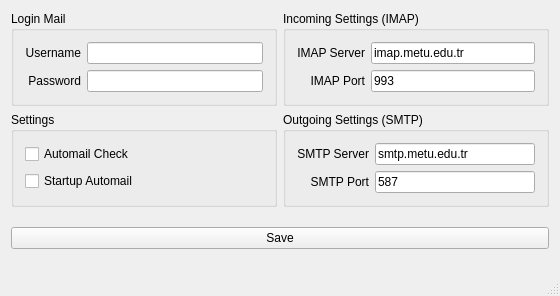
This is src/view.ui in furkantokac/Faunus-Old as Qt 5 draws it before an edit. The edited form follows.
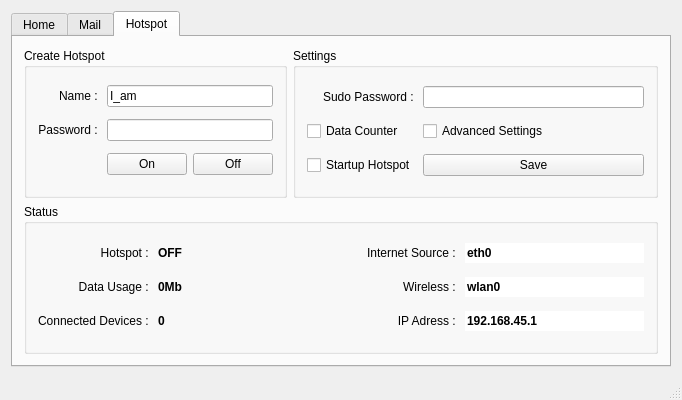
This is the edited form.

Commit message: -Big update- +Hotspot added for Linux +Multi-account support +Code quality improved +Bug fixed

Diff of the .ui file:
```diff
--- a/src/view.ui
+++ b/src/view.ui
@@ -6,8 +6,8 @@
    <rect>
     <x>0</x>
     <y>0</y>
-    <width>560</width>
-    <height>296</height>
+    <width>682</width>
+    <height>400</height>
    </rect>
   </property>
   <property name="windowTitle">
@@ -15,6 +15,144 @@
   </property>
   <widget class="QWidget" name="centralWidget">
    <layout class="QGridLayout" name="gridLayout_2">
+    <item row="0" column="0">
+     <widget class="QTabWidget" name="tabWidget">
+      <property name="currentIndex">
+       <number>2</number>
+      </property>
+      <widget class="QWidget" name="tab_home">
+       <attribute name="title">
+        <string>Home</string>
+       </attribute>
+       <layout class="QGridLayout" name="gridLayout_13">
+        <item row="0" column="1">
+         <widget class="QGroupBox" name="groupBox_home_status">
+          <property name="title">
+           <string>Status</string>
+          </property>
+          <layout class="QGridLayout" name="gridLayout_14">
+           <item row="1" column="1">
+            <widget class="QLabel" name="label_15">
+             <property name="font">
+              <font>
+               <family>Ubuntu</family>
+               <weight>75</weight>
+               <bold>true</bold>
+              </font>
+             </property>
+             <property name="text">
+              <string>ON</string>
+             </property>
+            </widget>
+           </item>
+           <item row="0" column="0">
+            <widget class="QLabel" name="label">
+             <property name="text">
+              <string>Unseen Mail : </string>
+             </property>
+             <property name="alignment">
+              <set>Qt::AlignRight|Qt::AlignTrailing|Qt::AlignVCenter</set>
+             </property>
+            </widget>
+           </item>
+           <item row="1" column="0">
+            <widget class="QLabel" name="label_14">
+             <property name="text">
+              <string>Hotspot : </string>
+             </property>
+             <property name="alignment">
+              <set>Qt::AlignRight|Qt::AlignTrailing|Qt::AlignVCenter</set>
+             </property>
+            </widget>
+           </item>
+           <item row="0" column="1">
+            <widget class="QLabel" name="lbl_main_unseen">
+             <property name="font">
+              <font>
+               <weight>75</weight>
+               <bold>true</bold>
+              </font>
+             </property>
+             <property name="text">
+              <string>3</string>
+             </property>
+            </widget>
+           </item>
+           <item row="3" column="0" colspan="3">
+            <spacer name="verticalSpacer">
+             <property name="orientation">
+              <enum>Qt::Vertical</enum>
+             </property>
+             <property name="sizeHint" stdset="0">
+              <size>
+               <width>20</width>
+               <height>40</height>
+              </size>
+             </property>
+            </spacer>
+           </item>
+           <item row="0" column="2" rowspan="2">
+            <spacer name="horizontalSpacer">
+             <property name="orientation">
+              <enum>Qt::Horizontal</enum>
+             </property>
+             <property name="sizeHint" stdset="0">
+              <size>
+               <width>40</width>
+               <height>20</height>
+              </size>
+             </property>
+            </spacer>
+           </item>
+          </layout>
+         </widget>
+        </item>
+        <item row="0" column="2">
+         <widget class="QGroupBox" name="groupBox_home_settings">
+          <property name="title">
+           <string>Settings</string>
+          </property>
+          <layout class="QGridLayout" name="gridLayout_12">
+           <item row="3" column="1">
+            <widget class="QCheckBox" name="chb_startup_faunus">
+             <property name="text">
+              <string>Startup Faunus</string>
+             </property>
+             <property name="checked">
+              <bool>true</bool>
+             </property>
+            </widget>
+           </item>
+           <item row="5" column="1">
+            <spacer name="verticalSpacer_2">
+             <property name="orientation">
+              <enum>Qt::Vertical</enum>
+             </property>
+             <property name="sizeHint" stdset="0">
+              <size>
+               <width>20</width>
+               <height>40</height>
+              </size>
+             </property>
+            </spacer>
+           </item>
+           <item row="4" column="1">
+            <widget class="QPushButton" name="btn_home_settings_save">
+             <property name="text">
+              <string>Save Settings</string>
+             </property>
+            </widget>
+           </item>
+          </layout>
+         </widget>
+        </item>
+       </layout>
+      </widget>
+      <widget class="QWidget" name="tab_mail">
+       <attribute name="title">
+        <string>Mail</string>
+       </attribute>
+       <layout class="QGridLayout" name="gridLayout_7">
     <item row="1" column="0">
      <widget class="QGroupBox" name="groupBox_settings">
       <property name="title">
@@ -130,13 +268,6 @@
       </layout>
      </widget>
     </item>
-    <item row="4" column="0" rowspan="2" colspan="2">
-     <widget class="QPushButton" name="btn_save_mail">
-      <property name="text">
-       <string>Save</string>
-      </property>
-     </widget>
-    </item>
     <item row="0" column="0">
      <widget class="QGroupBox" name="groupBox_account">
       <property name="title">
@@ -179,17 +310,320 @@
       </layout>
      </widget>
     </item>
-   </layout>
-  </widget>
-  <widget class="QMenuBar" name="menuBar">
-   <property name="geometry">
-    <rect>
-     <x>0</x>
-     <y>0</y>
-     <width>560</width>
-     <height>25</height>
-    </rect>
-   </property>
+        <item row="2" column="0" colspan="2">
+         <widget class="QPushButton" name="btn_save_mail">
+          <property name="text">
+           <string>Save</string>
+          </property>
+         </widget>
+        </item>
+       </layout>
+      </widget>
+      <widget class="QWidget" name="tab_hotspot">
+       <attribute name="title">
+        <string>Hotspot</string>
+       </attribute>
+       <layout class="QGridLayout" name="gridLayout_15">
+        <item row="0" column="0">
+         <widget class="QGroupBox" name="groupBox_hotspot_create">
+          <property name="title">
+           <string>Create Hotspot</string>
+          </property>
+          <layout class="QGridLayout" name="gridLayout_16">
+           <item row="0" column="1" colspan="2">
+            <widget class="QLineEdit" name="lne_hotspot_name">
+             <property name="text">
+              <string>I_am</string>
+             </property>
+            </widget>
+           </item>
+           <item row="0" column="0">
+            <widget class="QLabel" name="label_13">
+             <property name="text">
+              <string>Name : </string>
+             </property>
+             <property name="alignment">
+              <set>Qt::AlignRight|Qt::AlignTrailing|Qt::AlignVCenter</set>
+             </property>
+            </widget>
+           </item>
+           <item row="1" column="0">
+            <widget class="QLabel" name="label_16">
+             <property name="text">
+              <string>Password : </string>
+             </property>
+             <property name="alignment">
+              <set>Qt::AlignRight|Qt::AlignTrailing|Qt::AlignVCenter</set>
+             </property>
+            </widget>
+           </item>
+           <item row="2" column="1">
+            <widget class="QPushButton" name="btn_hotspot_on">
+             <property name="text">
+              <string>On</string>
+             </property>
+            </widget>
+           </item>
+           <item row="1" column="1" colspan="2">
+            <widget class="QLineEdit" name="lne_hotspot_password">
+             <property name="text">
+              <string/>
+             </property>
+             <property name="echoMode">
+              <enum>QLineEdit::Password</enum>
+             </property>
+            </widget>
+           </item>
+           <item row="2" column="2">
+            <widget class="QPushButton" name="btn_hotspot_off">
+             <property name="text">
+              <string>Off</string>
+             </property>
+            </widget>
+           </item>
+          </layout>
+         </widget>
+        </item>
+        <item row="0" column="1">
+         <widget class="QGroupBox" name="groupBox_hotspot_settings">
+          <property name="title">
+           <string>Settings</string>
+          </property>
+          <layout class="QGridLayout" name="gridLayout_17">
+           <item row="0" column="0">
+            <widget class="QLabel" name="label_20">
+             <property name="text">
+              <string>Sudo Password : </string>
+             </property>
+             <property name="alignment">
+              <set>Qt::AlignRight|Qt::AlignTrailing|Qt::AlignVCenter</set>
+             </property>
+            </widget>
+           </item>
+           <item row="1" column="0">
+            <widget class="QCheckBox" name="chb_hotspot_datausage">
+             <property name="text">
+              <string>Data Counter</string>
+             </property>
+            </widget>
+           </item>
+           <item row="4" column="0">
+            <widget class="QCheckBox" name="chb_startup_hotspot">
+             <property name="text">
+              <string>Startup Hotspot</string>
+             </property>
+            </widget>
+           </item>
+           <item row="0" column="1">
+            <widget class="QLineEdit" name="lne_sudo_password">
+             <property name="text">
+              <string/>
+             </property>
+             <property name="echoMode">
+              <enum>QLineEdit::Password</enum>
+             </property>
+            </widget>
+           </item>
+           <item row="1" column="1">
+            <widget class="QCheckBox" name="chb_hotspot_advanced_settings">
+             <property name="text">
+              <string>Advanced Settings</string>
+             </property>
+            </widget>
+           </item>
+           <item row="4" column="1">
+            <widget class="QPushButton" name="bnt_hotspot_save_settings">
+             <property name="text">
+              <string>Save</string>
+             </property>
+            </widget>
+           </item>
+          </layout>
+         </widget>
+        </item>
+        <item row="1" column="0" colspan="2">
+         <widget class="QGroupBox" name="groupBox_hotspot_status">
+          <property name="title">
+           <string>Status</string>
+          </property>
+          <layout class="QGridLayout" name="gridLayout_18">
+           <item row="2" column="0">
+            <widget class="QLabel" name="label_21">
+             <property name="text">
+              <string>Connected Devices : </string>
+             </property>
+             <property name="alignment">
+              <set>Qt::AlignRight|Qt::AlignTrailing|Qt::AlignVCenter</set>
+             </property>
+            </widget>
+           </item>
+           <item row="0" column="0">
+            <widget class="QLabel" name="label_17">
+             <property name="text">
+              <string>Hotspot : </string>
+             </property>
+             <property name="alignment">
+              <set>Qt::AlignRight|Qt::AlignTrailing|Qt::AlignVCenter</set>
+             </property>
+            </widget>
+           </item>
+           <item row="1" column="1">
+            <widget class="QLabel" name="lbl_hotspot_datausage">
+             <property name="font">
+              <font>
+               <weight>75</weight>
+               <bold>true</bold>
+              </font>
+             </property>
+             <property name="text">
+              <string>0Mb</string>
+             </property>
+            </widget>
+           </item>
+           <item row="1" column="0">
+            <widget class="QLabel" name="label_23">
+             <property name="text">
+              <string>Data Usage : </string>
+             </property>
+             <property name="alignment">
+              <set>Qt::AlignRight|Qt::AlignTrailing|Qt::AlignVCenter</set>
+             </property>
+            </widget>
+           </item>
+           <item row="0" column="1">
+            <widget class="QLabel" name="lbl_hotspot_status">
+             <property name="font">
+              <font>
+               <weight>75</weight>
+               <bold>true</bold>
+              </font>
+             </property>
+             <property name="text">
+              <string>OFF</string>
+             </property>
+            </widget>
+           </item>
+           <item row="0" column="4">
+            <widget class="QLabel" name="label_19">
+             <property name="text">
+              <string>Internet Source : </string>
+             </property>
+             <property name="alignment">
+              <set>Qt::AlignRight|Qt::AlignTrailing|Qt::AlignVCenter</set>
+             </property>
+            </widget>
+           </item>
+           <item row="2" column="1">
+            <widget class="QLabel" name="lbl_hotspot_connecteds">
+             <property name="font">
+              <font>
+               <weight>75</weight>
+               <bold>true</bold>
+              </font>
+             </property>
+             <property name="text">
+              <string>0</string>
+             </property>
+            </widget>
+           </item>
+           <item row="1" column="4">
+            <widget class="QLabel" name="label_25">
+             <property name="text">
+              <string>Wireless : </string>
+             </property>
+             <property name="alignment">
+              <set>Qt::AlignRight|Qt::AlignTrailing|Qt::AlignVCenter</set>
+             </property>
+            </widget>
+           </item>
+           <item row="2" column="4">
+            <widget class="QLabel" name="label_27">
+             <property name="text">
+              <string>IP Adress : </string>
+             </property>
+             <property name="alignment">
+              <set>Qt::AlignRight|Qt::AlignTrailing|Qt::AlignVCenter</set>
+             </property>
+            </widget>
+           </item>
+           <item row="0" column="5">
+            <widget class="QLineEdit" name="lne_hotspot_inet">
+             <property name="font">
+              <font>
+               <weight>75</weight>
+               <bold>true</bold>
+              </font>
+             </property>
+             <property name="text">
+              <string>eth0</string>
+             </property>
+             <property name="frame">
+              <bool>false</bool>
+             </property>
+             <property name="readOnly">
+              <bool>true</bool>
+             </property>
+            </widget>
+           </item>
+           <item row="1" column="5">
+            <widget class="QLineEdit" name="lne_hotspot_wlan">
+             <property name="font">
+              <font>
+               <weight>75</weight>
+               <bold>true</bold>
+              </font>
+             </property>
+             <property name="text">
+              <string>wlan0</string>
+             </property>
+             <property name="frame">
+              <bool>false</bool>
+             </property>
+             <property name="readOnly">
+              <bool>true</bool>
+             </property>
+            </widget>
+           </item>
+           <item row="2" column="5">
+            <widget class="QLineEdit" name="lne_hotspot_ip">
+             <property name="font">
+              <font>
+               <weight>75</weight>
+               <bold>true</bold>
+              </font>
+             </property>
+             <property name="text">
+              <string>192.168.45.1</string>
+             </property>
+             <property name="frame">
+              <bool>false</bool>
+             </property>
+             <property name="readOnly">
+              <bool>true</bool>
+             </property>
+            </widget>
+           </item>
+           <item row="0" column="2" rowspan="3">
+            <spacer name="horizontalSpacer_2">
+             <property name="orientation">
+              <enum>Qt::Horizontal</enum>
+             </property>
+             <property name="sizeHint" stdset="0">
+              <size>
+               <width>40</width>
+               <height>20</height>
+              </size>
+             </property>
+            </spacer>
+           </item>
+          </layout>
+         </widget>
+        </item>
+       </layout>
+      </widget>
+     </widget>
+    </item>
+   </layout>
   </widget>
   <widget class="QStatusBar" name="statusBar"/>
  </widget>
```
Lines whose indentation alone changed are shown as unchanged. The commit also changes 7 other files.
